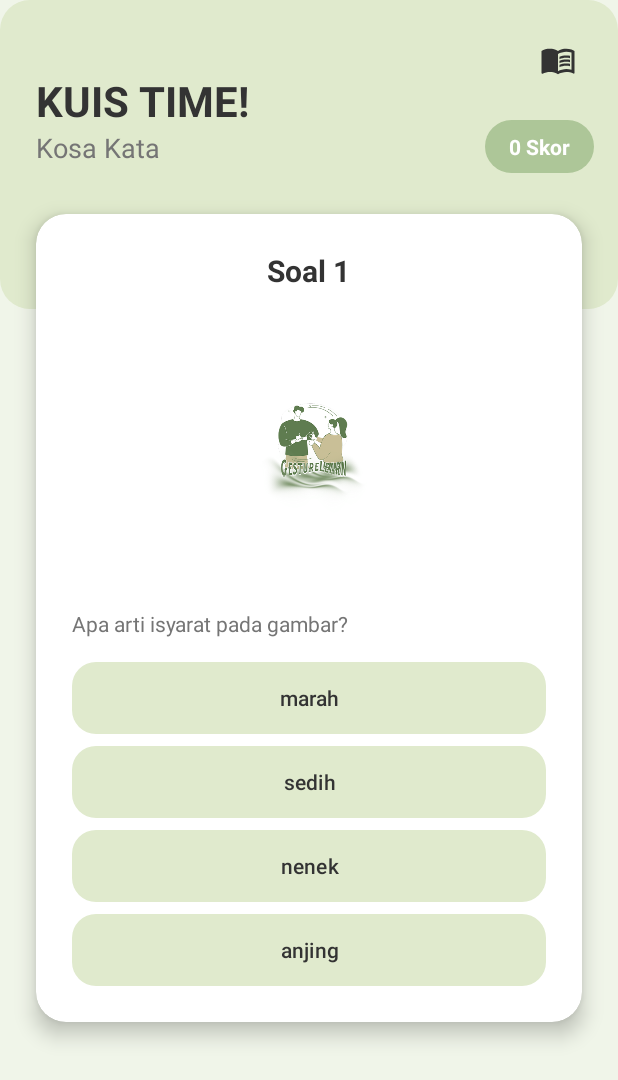
After one commit to xebec51/GestureLearn, an Android app: the QuizQuestionActivity screen opened directly, with no data from a screen before it, on a phone screen of 412 x 824 dp. The commit adds this screen. Shown: the top 1080 px of the screen. Run offline under Robolectric (Android 15) with nearby library versions, the phone set to English and light mode, and no system bars.

Commit message:
feat(quiz): Implement full vocabulary quiz feature
Adds the complete, end-to-end vocabulary quiz functionality, from starting the quiz to showing the final results.

- Builds the UI for the quiz question screen and the result screen.

- Implements the core logic in QuizQuestionActivity to fetch 10 random questions, display them sequentially, handle user answers with visual feedback, and calculate the score.

- Creates QuizResultActivity to show the final score and provides options to retry the quiz or return.

- Establishes the full navigation flow: KuisFragment -> Start -> Questions -> Result.

```diff
--- a/GestureLearn/app/src/main/AndroidManifest.xml
+++ b/GestureLearn/app/src/main/AndroidManifest.xml
@@ -14,6 +14,12 @@
         android:supportsRtl="true"
         android:theme="@style/Theme.GestureLearn"
         tools:targetApi="31">
+        <activity
+            android:name=".activity.kuis.QuizResultActivity"
+            android:exported="false" />
+        <activity
+            android:name=".activity.kuis.QuizQuestionActivity"
+            android:exported="false" />
         <activity
             android:name=".activity.kuis.QuizStartActivity"
             android:exported="false" />
--- /dev/null
+++ b/GestureLearn/app/src/main/java/com/example/gesturelearn/activity/kuis/QuizQuestionActivity.java
@@ -0,0 +1,197 @@
+package com.example.gesturelearn.activity.kuis;
+
+import android.content.Intent;
+import android.os.Bundle;
+import android.view.View;
+import android.widget.Button;
+import android.widget.ImageButton;
+import android.widget.ImageView;
+import android.widget.TextView;
+import android.widget.Toast;
+
+import androidx.appcompat.app.AppCompatActivity;
+import androidx.core.content.ContextCompat;
+
+import com.bumptech.glide.Glide;
+import com.example.gesturelearn.R;
+import com.example.gesturelearn.model.QuizQuestion;
+import com.example.gesturelearn.utils.QuizGenerator;
+
+import java.util.ArrayList;
+import java.util.Collections;
+import java.util.List;
+
+public class QuizQuestionActivity extends AppCompatActivity implements View.OnClickListener {
+
+    // Variabel untuk UI
+    private TextView tvQuestionNumber, tvScore;
+    private ImageView ivQuizGif;
+    private Button btnOption1, btnOption2, btnOption3, btnOption4, btnNext;
+    private ImageButton btnCloseQuiz;
+
+    // Variabel untuk data dan state kuis
+    private List<QuizQuestion> questionList;
+    private int currentQuestionIndex = 0;
+    private int score = 0;
+    private boolean answerSelected = false;
+    private Button selectedButton = null;
+
+    @Override
+    protected void onCreate(Bundle savedInstanceState) {
+        super.onCreate(savedInstanceState);
+        setContentView(R.layout.activity_quiz_question);
+
+        // Inisialisasi semua view
+        initViews();
+
+        // Generate 10 pertanyaan kuis
+        questionList = QuizGenerator.generateQuestions(this, 10);
+
+        if (questionList.isEmpty()) {
+            Toast.makeText(this, "Gagal memuat data kuis.", Toast.LENGTH_SHORT).show();
+            finish();
+            return;
+        }
+
+        // Tampilkan pertanyaan pertama
+        displayQuestion();
+
+        // Set listener untuk semua tombol yang bisa diklik
+        btnOption1.setOnClickListener(this);
+        btnOption2.setOnClickListener(this);
+        btnOption3.setOnClickListener(this);
+        btnOption4.setOnClickListener(this);
+        btnNext.setOnClickListener(this);
+        btnCloseQuiz.setOnClickListener(this);
+    }
+
+    private void initViews() {
+        tvQuestionNumber = findViewById(R.id.tv_question_number);
+        tvScore = findViewById(R.id.tv_score);
+        ivQuizGif = findViewById(R.id.iv_quiz_gif);
+        btnOption1 = findViewById(R.id.btn_option1);
+        btnOption2 = findViewById(R.id.btn_option2);
+        btnOption3 = findViewById(R.id.btn_option3);
+        btnOption4 = findViewById(R.id.btn_option4);
+        btnNext = findViewById(R.id.btn_next);
+        btnCloseQuiz = findViewById(R.id.btn_close_quiz);
+    }
+
+    private void displayQuestion() {
+        // Reset tampilan sebelum menampilkan soal baru
+        resetOptionsUI();
+        answerSelected = false;
+        selectedButton = null;
+        btnNext.setVisibility(View.GONE);
+
+        // Ambil data pertanyaan saat ini
+        QuizQuestion currentQuestion = questionList.get(currentQuestionIndex);
+
+        // Update UI dengan data pertanyaan baru
+        tvQuestionNumber.setText("Soal " + (currentQuestionIndex + 1));
+        tvScore.setText(score + " Skor");
+
+        // Muat GIF menggunakan Glide
+        Glide.with(this)
+                .asGif()
+                .load(currentQuestion.getGifUrl())
+                .placeholder(R.drawable.logo_splash) // Gambar sementara saat loading
+                .into(ivQuizGif);
+
+        // Set teks pada tombol pilihan jawaban
+        List<String> options = currentQuestion.getOptions();
+        btnOption1.setText(options.get(0));
+        btnOption2.setText(options.get(1));
+        btnOption3.setText(options.get(2));
+        btnOption4.setText(options.get(3));
+    }
+
+    private void resetOptionsUI() {
+        btnOption1.setBackgroundResource(R.drawable.background_answer_default);
+        btnOption2.setBackgroundResource(R.drawable.background_answer_default);
+        btnOption3.setBackgroundResource(R.drawable.background_answer_default);
+        btnOption4.setBackgroundResource(R.drawable.background_answer_default);
+
+        btnOption1.setTextColor(ContextCompat.getColor(this, R.color.text_primary));
+        btnOption2.setTextColor(ContextCompat.getColor(this, R.color.text_primary));
+        btnOption3.setTextColor(ContextCompat.getColor(this, R.color.text_primary));
+        btnOption4.setTextColor(ContextCompat.getColor(this, R.color.text_primary));
+
+        btnOption1.setEnabled(true);
+        btnOption2.setEnabled(true);
+        btnOption3.setEnabled(true);
+        btnOption4.setEnabled(true);
+    }
+
+    @Override
+    public void onClick(View v) {
+        int viewId = v.getId();
+        if (viewId == R.id.btn_option1 || viewId == R.id.btn_option2 || viewId == R.id.btn_option3 || viewId == R.id.btn_option4) {
+            if (!answerSelected) {
+                selectedButton = (Button) v;
+                checkAnswer(selectedButton);
+            }
+        } else if (viewId == R.id.btn_next) {
+            handleNextButton();
+        } else if (viewId == R.id.btn_close_quiz) {
+            finish(); // Keluar dari kuis
+        }
+    }
+
+    private void checkAnswer(Button selectedOption) {
+        answerSelected = true;
+        btnOption1.setEnabled(false);
+        btnOption2.setEnabled(false);
+        btnOption3.setEnabled(false);
+        btnOption4.setEnabled(false);
+
+        String correctAnswer = questionList.get(currentQuestionIndex).getCorrectAnswer();
+        String selectedAnswer = selectedOption.getText().toString();
+
+        if (selectedAnswer.equals(correctAnswer)) {
+            // Jawaban benar
+            score += 10;
+            tvScore.setText(score + " Skor");
+            selectedOption.setBackgroundResource(R.drawable.background_answer_correct);
+            selectedOption.setTextColor(ContextCompat.getColor(this, R.color.white));
+        } else {
+            // Jawaban salah
+            selectedOption.setBackgroundResource(R.drawable.background_answer_wrong);
+            selectedOption.setTextColor(ContextCompat.getColor(this, R.color.white));
+            // Tampilkan jawaban yang benar
+            showCorrectAnswer();
+        }
+        btnNext.setVisibility(View.VISIBLE);
+    }
+
+    private void showCorrectAnswer() {
+        String correctAnswer = questionList.get(currentQuestionIndex).getCorrectAnswer();
+        if (btnOption1.getText().toString().equals(correctAnswer)) {
+            btnOption1.setBackgroundResource(R.drawable.background_answer_correct);
+            btnOption1.setTextColor(ContextCompat.getColor(this, R.color.white));
+        } else if (btnOption2.getText().toString().equals(correctAnswer)) {
+            btnOption2.setBackgroundResource(R.drawable.background_answer_correct);
+            btnOption2.setTextColor(ContextCompat.getColor(this, R.color.white));
+        } else if (btnOption3.getText().toString().equals(correctAnswer)) {
+            btnOption3.setBackgroundResource(R.drawable.background_answer_correct);
+            btnOption3.setTextColor(ContextCompat.getColor(this, R.color.white));
+        } else if (btnOption4.getText().toString().equals(correctAnswer)) {
+            btnOption4.setBackgroundResource(R.drawable.background_answer_correct);
+            btnOption4.setTextColor(ContextCompat.getColor(this, R.color.white));
+        }
+    }
+
+    private void handleNextButton() {
+        currentQuestionIndex++;
+        if (currentQuestionIndex < questionList.size()) {
+            // Masih ada soal berikutnya
+            displayQuestion();
+        } else {
+            // Kuis selesai, pindah ke halaman hasil
+            Intent intent = new Intent(this, QuizResultActivity.class);
+            intent.putExtra("FINAL_SCORE", score);
+            startActivity(intent);
+            finish(); // Tutup activity pertanyaan
+        }
+    }
+}
--- /dev/null
+++ b/GestureLearn/app/src/main/res/drawable/background_answer_correct.xml
@@ -0,0 +1,5 @@
+<?xml version="1.0" encoding="utf-8"?>
+<shape xmlns:android="http://schemas.android.com/apk/res/android"
+    android:shape="rectangle">
+    <solid android:color="#5F7C50" /> <corners android:radius="16dp" />
+</shape>
--- /dev/null
+++ b/GestureLearn/app/src/main/res/drawable/background_answer_default.xml
@@ -0,0 +1,6 @@
+<?xml version="1.0" encoding="utf-8"?>
+<shape xmlns:android="http://schemas.android.com/apk/res/android"
+    android:shape="rectangle">
+    <solid android:color="#E0EACD" />
+    <corners android:radius="16dp" />
+</shape>
--- /dev/null
+++ b/GestureLearn/app/src/main/res/drawable/background_answer_wrong.xml
@@ -0,0 +1,5 @@
+<?xml version="1.0" encoding="utf-8"?>
+<shape xmlns:android="http://schemas.android.com/apk/res/android"
+    android:shape="rectangle">
+    <solid android:color="#D32F2F" /> <corners android:radius="16dp" />
+</shape>
--- /dev/null
+++ b/GestureLearn/app/src/main/res/layout/activity_quiz_question.xml
@@ -0,0 +1,173 @@
+<?xml version="1.0" encoding="utf-8"?>
+<androidx.constraintlayout.widget.ConstraintLayout xmlns:android="http://schemas.android.com/apk/res/android"
+    xmlns:app="http://schemas.android.com/apk/res-auto"
+    xmlns:tools="http://schemas.android.com/tools"
+    android:id="@+id/main"
+    android:layout_width="match_parent"
+    android:layout_height="match_parent"
+    android:background="#F0F5E9"
+    tools:context=".activity.kuis.QuizQuestionActivity">
+
+    <View
+        android:id="@+id/top_background"
+        android:layout_width="match_parent"
+        android:layout_height="0dp"
+        android:background="@drawable/background_home_card"
+        app:layout_constraintDimensionRatio="1:0.5"
+        app:layout_constraintTop_toTopOf="parent" />
+
+    <TextView
+        android:id="@+id/tv_kuis_time"
+        android:layout_width="wrap_content"
+        android:layout_height="wrap_content"
+        android:layout_marginStart="24dp"
+        android:layout_marginTop="48dp"
+        android:text="KUIS TIME!"
+        android:textColor="@color/text_primary"
+        android:textSize="28sp"
+        android:textStyle="bold"
+        app:layout_constraintStart_toStartOf="parent"
+        app:layout_constraintTop_toTopOf="parent" />
+
+    <TextView
+        android:id="@+id/tv_kuis_category"
+        android:layout_width="wrap_content"
+        android:layout_height="wrap_content"
+        android:text="Kosa Kata"
+        android:textColor="@color/text_secondary"
+        android:textSize="18sp"
+        app:layout_constraintStart_toStartOf="@id/tv_kuis_time"
+        app:layout_constraintTop_toBottomOf="@id/tv_kuis_time" />
+
+    <ImageButton
+        android:id="@+id/btn_close_quiz"
+        android:layout_width="48dp"
+        android:layout_height="48dp"
+        android:layout_marginTop="16dp"
+        android:layout_marginEnd="16dp"
+        android:background="?attr/selectableItemBackgroundBorderless"
+        android:src="@drawable/ic_book"
+        app:layout_constraintEnd_toEndOf="parent"
+        app:layout_constraintTop_toTopOf="parent"
+        app:tint="@color/text_primary" />
+
+    <TextView
+        android:id="@+id/tv_score"
+        android:layout_width="wrap_content"
+        android:layout_height="wrap_content"
+        android:layout_marginTop="16dp"
+        android:layout_marginEnd="16dp"
+        android:background="@drawable/background_rounded_text"
+        android:backgroundTint="@color/button_primary_color"
+        android:paddingStart="16dp"
+        android:paddingTop="8dp"
+        android:paddingEnd="16dp"
+        android:paddingBottom="8dp"
+        android:text="0 Skor"
+        android:textColor="@color/white"
+        android:textStyle="bold"
+        app:layout_constraintEnd_toEndOf="parent"
+        app:layout_constraintTop_toBottomOf="@id/btn_close_quiz" />
+
+    <androidx.cardview.widget.CardView
+        android:id="@+id/card_question"
+        android:layout_width="0dp"
+        android:layout_height="wrap_content"
+        android:layout_marginStart="24dp"
+        android:layout_marginEnd="24dp"
+        app:cardBackgroundColor="@color/white"
+        app:cardCornerRadius="20dp"
+        app:cardElevation="8dp"
+        app:layout_constraintBottom_toBottomOf="parent"
+        app:layout_constraintEnd_toEndOf="parent"
+        app:layout_constraintStart_toStartOf="parent"
+        app:layout_constraintTop_toTopOf="parent">
+
+        <LinearLayout
+            android:layout_width="match_parent"
+            android:layout_height="wrap_content"
+            android:orientation="vertical"
+            android:padding="24dp">
+
+            <TextView
+                android:id="@+id/tv_question_number"
+                android:layout_width="wrap_content"
+                android:layout_height="wrap_content"
+                android:layout_gravity="center_horizontal"
+                android:text="Soal 1"
+                android:textColor="@color/text_primary"
+                android:textSize="20sp"
+                android:textStyle="bold" />
+
+            <ImageView
+                android:id="@+id/iv_quiz_gif"
+                android:layout_width="match_parent"
+                android:layout_height="180dp"
+                android:layout_marginTop="16dp"
+                android:scaleType="fitCenter"
+                tools:src="@tools:sample/avatars" />
+
+            <TextView
+                android:layout_width="wrap_content"
+                android:layout_height="wrap_content"
+                android:layout_marginTop="16dp"
+                android:text="Apa arti isyarat pada gambar?"
+                android:textColor="@color/text_secondary" />
+
+            <Button
+                android:id="@+id/btn_option1"
+                android:layout_width="match_parent"
+                android:layout_height="wrap_content"
+                android:layout_marginTop="16dp"
+                android:background="@drawable/background_answer_default"
+                android:text="Pilihan 1"
+                android:textColor="@color/text_primary"
+                app:backgroundTint="@null" />
+
+            <Button
+                android:id="@+id/btn_option2"
+                android:layout_width="match_parent"
+                android:layout_height="wrap_content"
+                android:layout_marginTop="8dp"
+                android:background="@drawable/background_answer_default"
+                android:text="Pilihan 2"
+                android:textColor="@color/text_primary"
+                app:backgroundTint="@null" />
+
+            <Button
+                android:id="@+id/btn_option3"
+                android:layout_width="match_parent"
+                android:layout_height="wrap_content"
+                android:layout_marginTop="8dp"
+                android:background="@drawable/background_answer_default"
+                android:text="Pilihan 3"
+                android:textColor="@color/text_primary"
+                app:backgroundTint="@null" />
+
+            <Button
+                android:id="@+id/btn_option4"
+                android:layout_width="match_parent"
+                android:layout_height="wrap_content"
+                android:layout_marginTop="8dp"
+                android:background="@drawable/background_answer_default"
+                android:text="Pilihan 4"
+                android:textColor="@color/text_primary"
+                app:backgroundTint="@null" />
+        </LinearLayout>
+    </androidx.cardview.widget.CardView>
+
+    <Button
+        android:id="@+id/btn_next"
+        android:layout_width="wrap_content"
+        android:layout_height="wrap_content"
+        android:layout_marginTop="24dp"
+        android:backgroundTint="@color/button_primary_color"
+        android:paddingStart="48dp"
+        android:paddingEnd="48dp"
+        android:text="Next"
+        android:textColor="@color/white"
+        app:layout_constraintEnd_toEndOf="@id/card_question"
+        app:layout_constraintStart_toStartOf="@id/card_question"
+        app:layout_constraintTop_toBottomOf="@id/card_question" />
+
+</androidx.constraintlayout.widget.ConstraintLayout>
```
Also changed, not shown: GestureLearn/app/src/main/java/com/example/gesturelearn/activity/kuis/QuizResultActivity.java (added, +51 -0 lines), GestureLearn/app/src/main/java/com/example/gesturelearn/activity/kuis/QuizStartActivity.java (+5 -9 lines), GestureLearn/app/src/main/res/drawable/ic_check_correct.xml (added, +11 -0 lines), GestureLearn/app/src/main/res/drawable/ic_close_wrong.xml (added, +11 -0 lines), GestureLearn/app/src/main/res/layout/activity_quiz_result.xml (added, +220 -0 lines), GestureLearn/app/src/main/res/drawable/img_result_hands.png (added).
